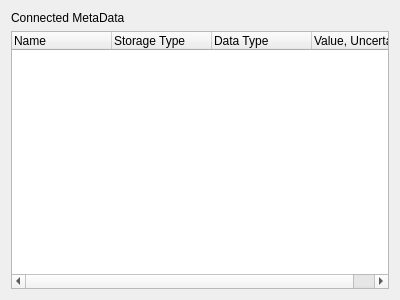
First picture: the form in InfoWidget/MetaDataPanel.ui, repository bendalab/NixView, before the edit.
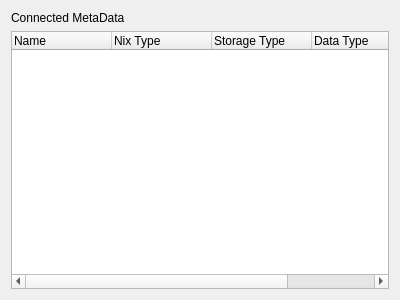
Second picture: the form after the edit.

Commit message: added nix type to trees

```diff
--- a/InfoWidget/MetaDataPanel.ui
+++ b/InfoWidget/MetaDataPanel.ui
@@ -40,6 +40,11 @@
        <string>Name</string>
       </property>
      </column>
+     <column>
+      <property name="text">
+       <string>Nix Type</string>
+      </property>
+     </column>
      <column>
       <property name="text">
        <string>Storage Type</string>
```
The commit also changes 5 other files.
